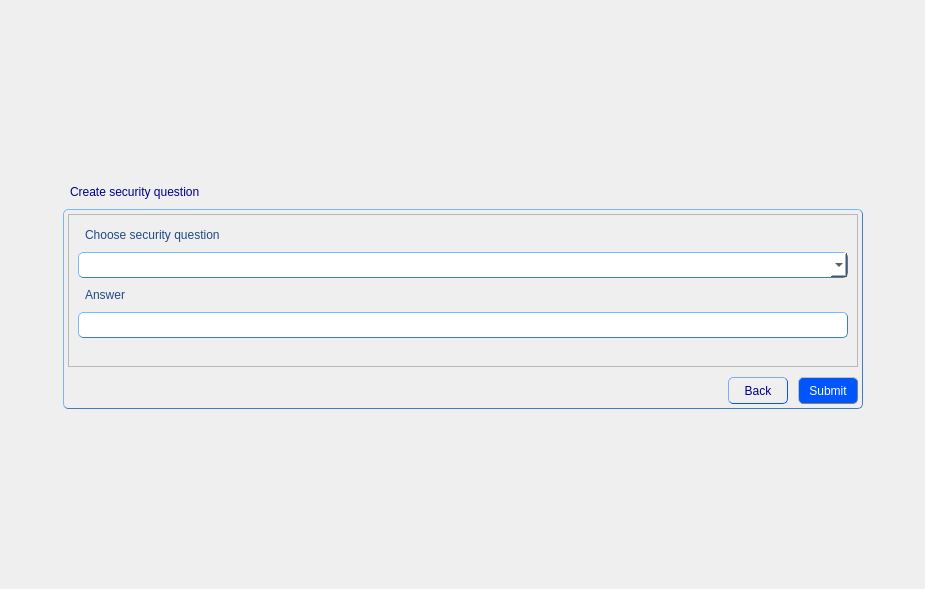
First picture: the form in QBuilder/QBuilder/src/createquestionform.ui, repository Rork96/QtProjects, before the edit.
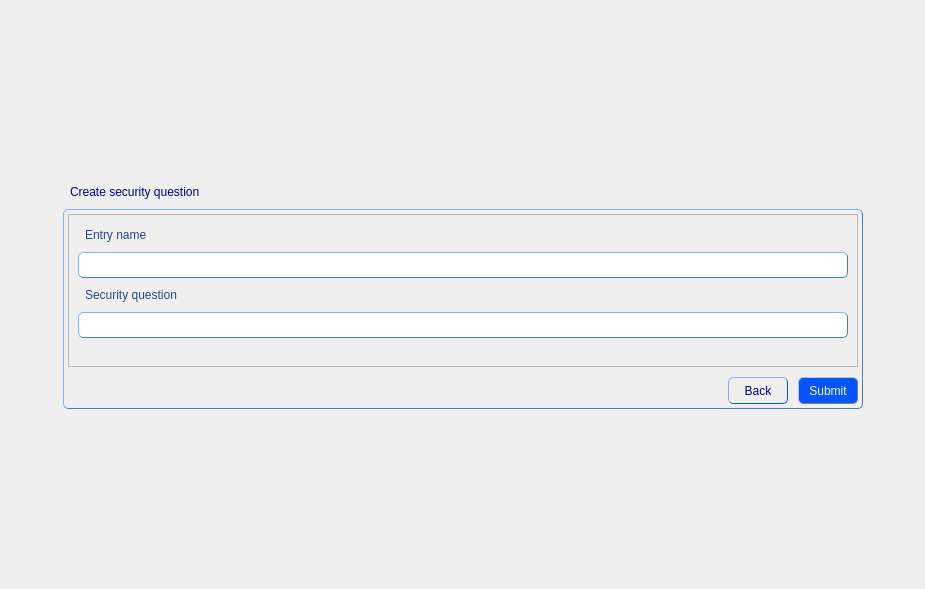
Second picture: the form after the edit. Custom widgets are drawn as their Qt base class.

The edit to the form file:
```diff
--- a/QBuilder/QBuilder/src/createquestionform.ui
+++ b/QBuilder/QBuilder/src/createquestionform.ui
@@ -164,27 +164,24 @@
            <x>0</x>
            <y>0</y>
            <width>788</width>
-           <height>148</height>
+           <height>150</height>
           </rect>
          </property>
          <layout class="QGridLayout" name="gridLayout_2">
-          <item row="1" column="0">
-           <widget class="QComboBox" name="sQuestionBox"/>
+          <item row="3" column="0">
+           <widget class="QLineEdit" name="questionLine"/>
           </item>
           <item row="0" column="0">
            <widget class="QLabel" name="label_2">
             <property name="text">
-             <string>Choose security question</string>
+             <string>Entry name</string>
             </property>
            </widget>
           </item>
-          <item row="3" column="0">
-           <widget class="QLineEdit" name="answerLine"/>
-          </item>
           <item row="2" column="0">
            <widget class="QLabel" name="label_3">
             <property name="text">
-             <string>Answer</string>
+             <string>Security question</string>
             </property>
            </widget>
           </item>
@@ -201,6 +198,9 @@
             </property>
            </spacer>
           </item>
+          <item row="1" column="0">
+           <widget class="QLineEdit" name="entryNameLine"/>
+          </item>
          </layout>
         </widget>
        </widget>
```
Lines whose indentation alone changed are shown as unchanged.
